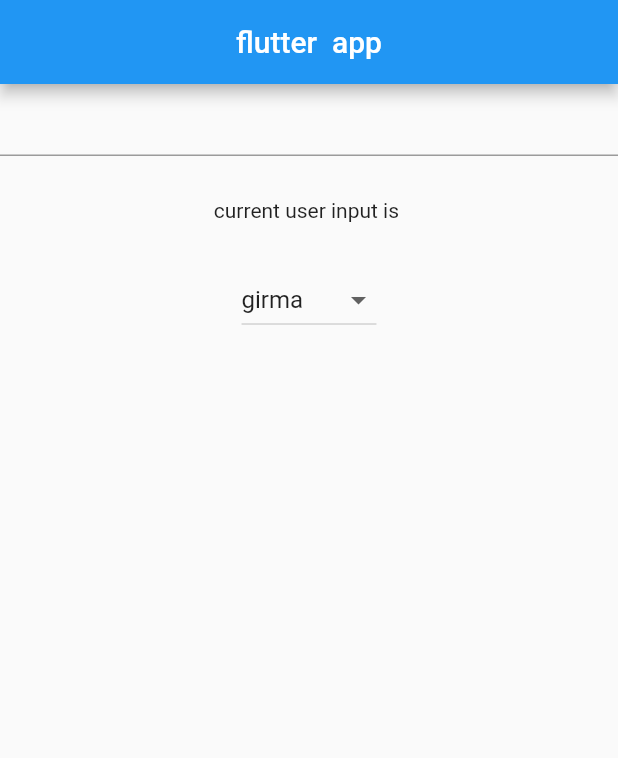
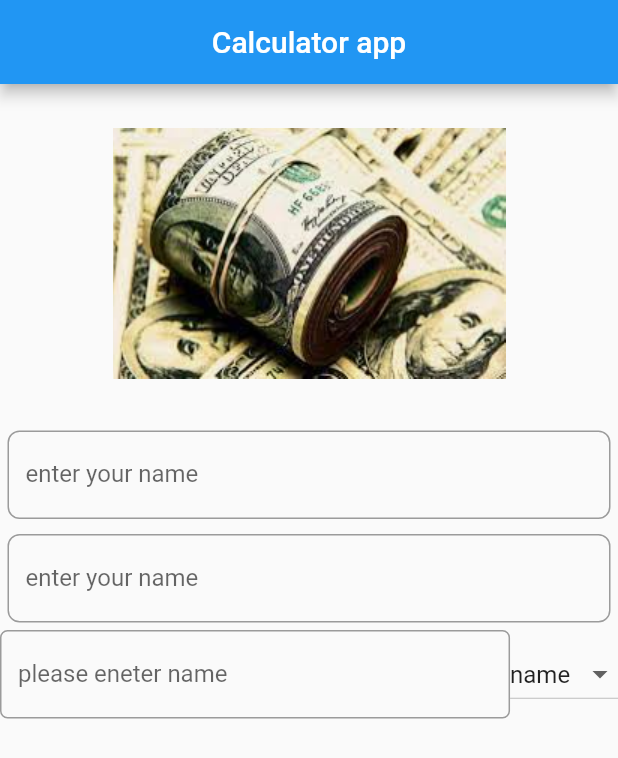
Before and after one commit to like-github1/advanced_flutter_project, a Flutter app: the screen it shows after launch, on a phone screen of 412 x 824 dp. Shown: the top 758 px of the screen. Run offline on Flutter 3.47's test engine with Material 2 defaults, Android fonts, the phone set to English and light mode, and no system bars.

Commit message:
textfiled, and Dropdown together

```diff
--- a/lib/main.dart
+++ b/lib/main.dart
@@ -1,66 +1,110 @@
-import 'package:flutter/foundation.dart';
+import 'package:flutter/cupertino.dart';
 import 'package:flutter/material.dart';
 void main(){
   runApp(const MaterialApp(
-    title: "flutter app",
+    title: " Simple Interest Calculator App",
     home: homepage(),
   ));
 }
+
 class homepage extends StatefulWidget {
   const homepage({Key? key}) : super(key: key);
+
   @override
   _homepageState createState() => _homepageState();
 }
 
 class _homepageState extends State<homepage> {
-  String name="";
- String changeditems="girma";
-
+  List<String>namelist=["dollar",'yeroo','rupii'];
+  final _miniPadding=5.0;
+  String namevalue="name";
   @override
   Widget build(BuildContext context) {
     return Scaffold(
       appBar: AppBar(
-        title: const Text("flutter  app"),
-        centerTitle: true,
+        title: const Text("Calculator app"),
+        centerTitle:true ,
       ),
       body: Container(
         child: Column(
           children: <Widget>[
-            TextField(
-              onSubmitted: (String userinput){
-                setState(() {
-                  name= userinput;
-
-                });
-
-              },
-            ),
-            Padding(
-              padding: const EdgeInsets.all(28.0),
-              child: Text("current user input is $name"),
-            ),
-             DropdownButton<String>(
-                 items: <String>["solomon","girma","Teshome"].map((String index){
-                   return DropdownMenuItem<String>(
-                       child: Text(index),
-                     value: index,
-
-                   );
-                 }).toList(),
-            onChanged: (indexitem){
-           setState(() {
-             changeditems=indexitem!;
-           });
-
-            },
-               value: changeditems,
-             )
+            getimage(),
+          Padding(
+            padding:  EdgeInsets.all(_miniPadding),
+            child: TextField(
+             keyboardType: TextInputType.number,
+             decoration: InputDecoration(
+               labelText: "enter your name",
+               hintText: 'name',
+               border: OutlineInputBorder(
+                 borderRadius: BorderRadius.circular(8.0),
 
 
+               )
+
+             ),
+         ),
+          ),
+            Padding(
+              padding:  EdgeInsets.all(_miniPadding),
+              child: TextField(
+                keyboardType: TextInputType.number,
+                decoration: InputDecoration(
+                    labelText: "enter your name",
+                    hintText: 'name',
+                    border: OutlineInputBorder(
+                      borderRadius: BorderRadius.circular(8.0),
+
+
+                    )
+
+                ),
+              ),
+            ),
+            Row(
+              children: <Widget>[
+                Expanded(
+                  child: TextField(
+                    keyboardType: TextInputType.number,
+                    decoration: InputDecoration(
+                        hintText: "eneter number",
+                        labelText: 'please eneter name',
+                        border: OutlineInputBorder(
+                            borderRadius: BorderRadius.circular(5.0),
+                        )
+                    ),
+                  ),
+                ),
+                DropdownButton(
+                  items: <String>['name','city','adress'].map((e){
+                    return DropdownMenuItem<String>(
+                      value: e,
+                      child: Text(e),
+                    );
+                  }).toList(),
+                  onChanged: (index){
+                    setState(() {
+                      namevalue=index as String;
+                    });
+
+                  },
+                  value: namevalue,
+                )
+              ],
+            )
           ],
         ),
       ),
-
     );
   }
+
+  Widget getimage() {
+    AssetImage assetImage= AssetImage("images/dollar.PNG");
+    Image image= Image(image: assetImage,width: 325.0,height: 225.0,);
+    return Container(
+      child:image,
+      margin: EdgeInsets.all(_miniPadding*0.1),
+    );
+
+  }
 }
--- a/pubspec.yaml
+++ b/pubspec.yaml
@@ -58,8 +58,8 @@ flutter:
   uses-material-design: true
 
   # To add assets to your application, add an assets section, like this:
-  # assets:
-  #   - images/a_dot_burr.jpeg
+  assets:
+      - images/dollar.PNG
   #   - images/a_dot_ham.jpeg
 
   # An image asset can refer to one or more resolution-specific "variants", see
```
Also changed, not shown: images/dollar.PNG (added).
